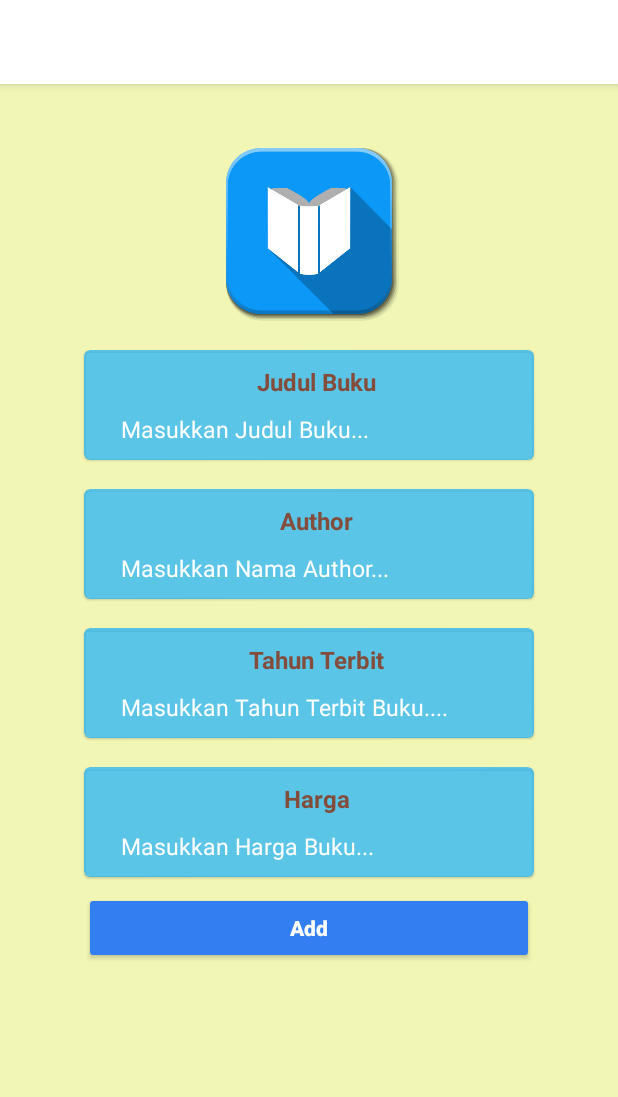
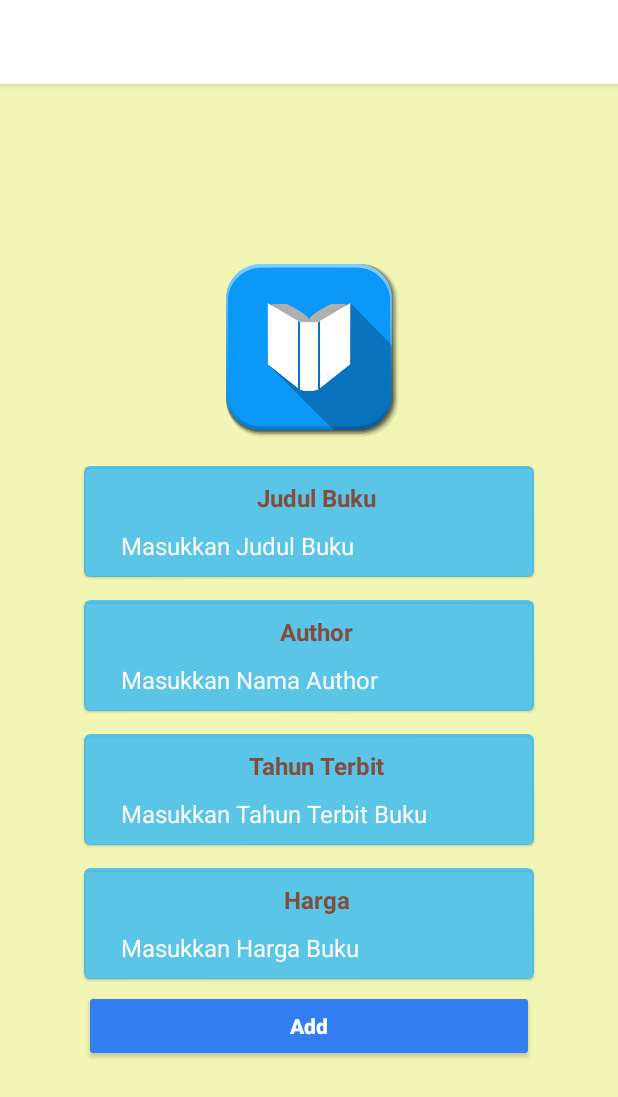
Before and after one commit to lutf87/Perpustakaan-Digital, an Android app: the AddBuku screen opened directly, with no data from a screen before it, on a phone screen of 412 x 824 dp. Shown: the top 1097 px of the screen. Run offline under Robolectric (Android 15) with nearby library versions, the phone set to English and light mode, and no system bars; our stand-ins replace Firebase (no records; nobody signed in at launch, a user with empty details on screens opened directly).

```diff
--- a/app/src/main/java/com/kuning/perpus2/AddBuku.kt
+++ b/app/src/main/java/com/kuning/perpus2/AddBuku.kt
@@ -5,14 +5,18 @@ import androidx.appcompat.app.AppCompatActivity
 import android.os.Bundle
 import android.text.TextUtils
 import android.view.View
+import android.widget.RadioButton
 import android.widget.Toast
 import com.google.firebase.auth.FirebaseAuth
 import com.google.firebase.database.DatabaseReference
 import com.google.firebase.database.FirebaseDatabase
+import com.kuning.perpus2.databinding.ActivityAddBukuBinding
 import kotlinx.android.synthetic.main.activity_add_buku.*
 import kotlinx.android.synthetic.main.list_buku.*
 
 class AddBuku : AppCompatActivity(), View.OnClickListener {
+
+    private lateinit var binding: ActivityAddBukuBinding
 
     private var auth: FirebaseAuth? = null
     private val RC_SIGN_IN = 1
@@ -20,11 +24,13 @@ class AddBuku : AppCompatActivity(), View.OnClickListener {
 
     override fun onCreate(savedInstanceState: Bundle?) {
         super.onCreate(savedInstanceState)
-        setContentView(R.layout.activity_add_buku)
+        binding = ActivityAddBukuBinding.inflate(layoutInflater)
+        setContentView(binding.root)
         supportActionBar!!.title = "Tambah Buku"
 
         appCompatButtonAdd.setOnClickListener(this)
         auth = FirebaseAuth.getInstance()
+
 
     }
 
--- a/app/src/main/res/layout/activity_add_buku.xml
+++ b/app/src/main/res/layout/activity_add_buku.xml
@@ -9,17 +9,21 @@
     android:background="#F1F6B5"
     android:gravity="center_vertical">
 
+    <ScrollView
+        android:layout_width="match_parent"
+        android:layout_height="match_parent">
+
     <LinearLayout
         android:layout_width="match_parent"
-        android:layout_height="match_parent"
-        android:orientation="vertical">
+        android:layout_height="wrap_content"
+        android:orientation="vertical"
+        android:layout_gravity="center">
 
         <androidx.appcompat.widget.AppCompatImageView
             android:layout_width="120dp"
             android:layout_height="120dp"
             android:src="@drawable/books2"
-            android:layout_gravity="center_horizontal"
-            android:layout_marginTop="30dp"/>
+            android:layout_gravity="center_horizontal" />
 
         <com.google.android.material.card.MaterialCardView
             android:layout_width="300dp"
@@ -36,7 +40,7 @@
                 <androidx.appcompat.widget.AppCompatTextView
                     android:layout_width="match_parent"
                     android:layout_height="wrap_content"
-                    android:text="Judul Buku"
+                    android:text="@string/ed_judul"
                     android:textColor="#834C3B"
                     android:textStyle="bold"
                     android:layout_marginStart="10dp"
@@ -48,14 +52,15 @@
                         android:id="@+id/textInputEditTextJudul"
                         android:layout_width="270dp"
                         android:layout_height="wrap_content"
-                        android:hint="Masukkan Judul Buku..."
+                        android:hint="@string/ed_masukkan_judul"
                         android:textColor="@color/white"
                         android:padding="10dp"
-                        android:textSize="15sp"
+                        android:textSize="16sp"
                         android:textColorHint="@color/white"
                         android:backgroundTint="#00337FF1"
                         android:inputType="textPersonName"
                         android:layout_gravity="center"/>
+
             </LinearLayout>
 
         </com.google.android.material.card.MaterialCardView>
@@ -63,7 +68,7 @@
         <com.google.android.material.card.MaterialCardView
             android:layout_width="300dp"
             android:layout_height="wrap_content"
-            android:layout_marginTop="19dp"
+            android:layout_marginTop="15dp"
             android:layout_gravity="center_horizontal"
             android:backgroundTint="#C62FB7F6">
 
@@ -75,7 +80,7 @@
                 <androidx.appcompat.widget.AppCompatTextView
                     android:layout_width="match_parent"
                     android:layout_height="wrap_content"
-                    android:text="Author"
+                    android:text="@string/ed_author"
                     android:textColor="#834C3B"
                     android:textStyle="bold"
                     android:layout_marginStart="10dp"
@@ -87,10 +92,10 @@
                         android:id="@+id/textInputEditTextAuthor"
                         android:layout_width="270dp"
                         android:layout_height="wrap_content"
-                        android:hint="Masukkan Nama Author..."
+                        android:hint="@string/ed_masukkan_author"
                         android:textColor="@color/white"
                         android:padding="10dp"
-                        android:textSize="15sp"
+                        android:textSize="16sp"
                         android:textColorHint="@color/white"
                         android:backgroundTint="#00337FF1"
                         android:layout_gravity="center"
@@ -103,7 +108,7 @@
         <com.google.android.material.card.MaterialCardView
             android:layout_width="300dp"
             android:layout_height="wrap_content"
-            android:layout_marginTop="19dp"
+            android:layout_marginTop="15dp"
             android:layout_gravity="center_horizontal"
             android:backgroundTint="#C62FB7F6">
 
@@ -115,7 +120,7 @@
                 <androidx.appcompat.widget.AppCompatTextView
                     android:layout_width="match_parent"
                     android:layout_height="wrap_content"
-                    android:text="Tahun Terbit"
+                    android:text="@string/ed_tahun"
                     android:textColor="#834C3B"
                     android:textStyle="bold"
                     android:layout_marginStart="10dp"
@@ -127,10 +132,10 @@
                         android:id="@+id/textInputEditTextTahun"
                         android:layout_width="270dp"
                         android:layout_height="wrap_content"
-                        android:hint="Masukkan Tahun Terbit Buku...."
+                        android:hint="@string/ed_masukkan_tahun"
                         android:textColor="@color/white"
                         android:padding="10dp"
-                        android:textSize="15sp"
+                        android:textSize="16sp"
                         android:textColorHint="#FFFFFF"
                         android:backgroundTint="#00337FF1"
                         android:layout_gravity="center"
@@ -143,7 +148,7 @@
         <com.google.android.material.card.MaterialCardView
             android:layout_width="300dp"
             android:layout_height="wrap_content"
-            android:layout_marginTop="19dp"
+            android:layout_marginTop="15dp"
             android:layout_gravity="center_horizontal"
             android:backgroundTint="#C62FB7F6">
 
@@ -155,7 +160,7 @@
                 <androidx.appcompat.widget.AppCompatTextView
                     android:layout_width="match_parent"
                     android:layout_height="wrap_content"
-                    android:text="Harga"
+                    android:text="@string/ed_harga"
                     android:textColor="#834C3B"
                     android:textStyle="bold"
                     android:layout_marginStart="10dp"
@@ -167,10 +172,10 @@
                         android:id="@+id/textInputEditTextHarga"
                         android:layout_width="270dp"
                         android:layout_height="wrap_content"
-                        android:hint="Masukkan Harga Buku..."
+                        android:hint="@string/ed_masukkan_harga"
                         android:textColor="#FBFBFB"
                         android:padding="10dp"
-                        android:textSize="15sp"
+                        android:textSize="16sp"
                         android:textColorHint="@color/white"
                         android:backgroundTint="#00337FF1"
                         android:layout_gravity="center"
@@ -185,13 +190,15 @@
             android:layout_width="300dp"
             android:layout_height="wrap_content"
             android:layout_gravity="center_horizontal"
-            android:layout_marginTop="10dp"
+            android:layout_marginTop="7dp"
             android:backgroundTint="#337FF1"
-            android:text="Add"
+            android:text="@string/btn_add"
             android:textAllCaps="false"
             android:textStyle="bold"
             android:textColor="#FFFFFF"/>
 
     </LinearLayout>
 
+    </ScrollView>
+
 </LinearLayout>
--- a/app/src/main/res/values/strings.xml
+++ b/app/src/main/res/values/strings.xml
@@ -1,4 +1,22 @@
 <resources>
-    <string name="app_name">Perpus2</string>
+    <string name="app_name">Perpustakaan Digital</string>
     <string name="judul">Perpus Digital</string>
+    <string name="ed_judul">Judul Buku</string>
+    <string name="ed_masukkan_judul">Masukkan Judul Buku</string>
+    <string name="ed_author">Author</string>
+    <string name="ed_masukkan_author">Masukkan Nama Author</string>
+    <string name="ed_tahun">Tahun Terbit</string>
+    <string name="ed_masukkan_tahun">Masukkan Tahun Terbit Buku</string>
+    <string name="ed_harga">Harga</string>
+    <string name="ed_masukkan_harga">Masukkan Harga Buku</string>
+    <string name="btn_update">Update</string>
+    <string name="btn_add">Add</string>
+    <string name="iv_logo">logo</string>
+    <string name="colon">:</string>
+    <string name="btn_delete">Delete</string>
+    <string name="gender_author">Gender Author</string>
+    <string name="rb_laki_laki">Laki Laki</string>
+    <string name="rb_perempuan">Perempuan</string>
+    <string name="jenkel">Jenkel</string>
+    <string name="hobi">Hobi</string>
 </resources>
```
Also changed, not shown: app/build.gradle (+8 -4 lines), app/src/main/java/com/kuning/perpus2/Adapter.kt (+7 -10 lines), app/src/main/res/layout/activity_update_buku.xml (+28 -22 lines), app/src/main/res/layout/list_buku.xml (+15 -12 lines), app/src/main/res/layout/activity_main.xml (indentation only).
